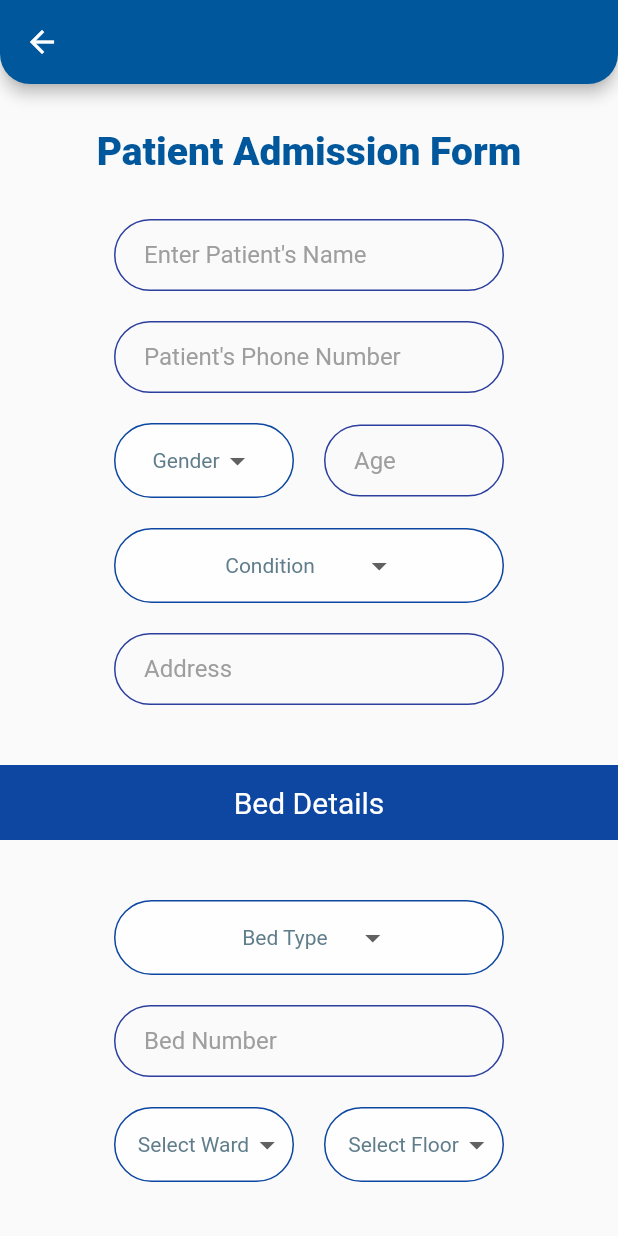
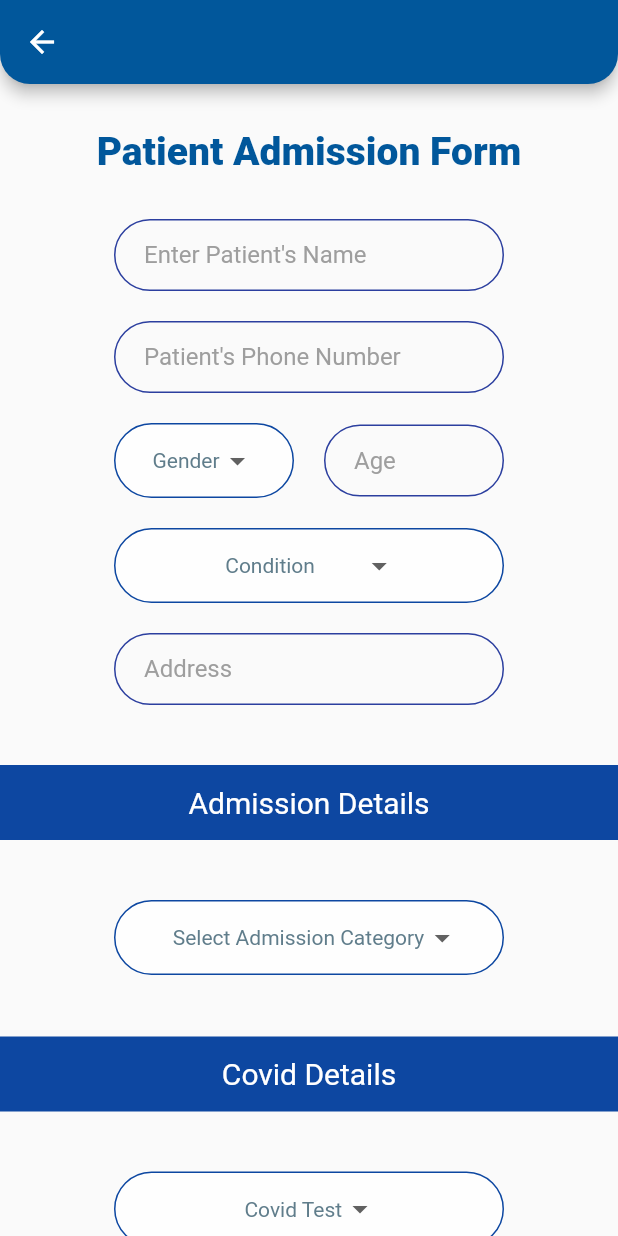
Before and after one commit to kecians/Covid-Data-Hub, a Flutter app: the AddPatient screen opened directly, on a phone screen of 412 x 824 dp. Run offline on Flutter 3.47's test engine with Material 2 defaults, Android fonts, the phone set to English and light mode, and no system bars; drawn by our look-alikes of flutter_progress_hud; our stand-ins replace animated_text_kit, carousel_pro, cool_alert, date_field, flutter_spinkit, flutter_svg and 2 more; missing offline and left inert: top_sheet; accounts and stored records are empty; network calls fail.

Commit message:
Final Changes made .. Home Isolation Added

```diff
--- a/lib/Model/HoriTab.dart
+++ b/lib/Model/HoriTab.dart
@@ -1,5 +1,7 @@
 import 'package:flutter/material.dart';
 import 'package:patient_status_app/Components/RoundButton.dart';
+import 'package:patient_status_app/MainHome.dart';
+import 'package:patient_status_app/Model/LoadingScreenHome.dart';
 import 'package:patient_status_app/Screens/Home.dart';
 import 'package:patient_status_app/Screens/PatientList.dart';
 import 'package:patient_status_app/Screens/Status.dart';
@@ -49,7 +51,7 @@ class _HoritabState extends State<Horitab> {
                     RoundButton(color: Colors.lightBlue[900],text: "Logout",textColor: Colors.white,
                     width: 120, onpress: ()async{ preferences = await SharedPreferences.getInstance();
               preferences.setBool('isLoggedIn', false);
-              Navigator.pushNamedAndRemoveUntil(context,Home.id, (route) => false);},
+              Navigator.pushNamedAndRemoveUntil(context, LoadingScreenHome.id, (route) => false);},
                     )
                   ],
                 ),
--- a/lib/Model/Networking.dart
+++ b/lib/Model/Networking.dart
@@ -42,7 +42,9 @@ class Networking{
       "active" : dec['alloted_beds']['total'],
       "migrated" : dec['patient_status']['migrated'],
       "recovered" : dec['patient_status']['recovered'],
-      "death" : dec ['patient_status']['death']
+      "death" : dec ['patient_status']['death'],
+      "home_isolated" : dec['patient_status']['home_isolated']
+
     };
     return data;
   }
@@ -90,8 +92,12 @@ class Networking{
 
 
   Future<dynamic> AddPatient(_token,name,age,gender,bed_cat,bedNo,phno,condition,address,
-      ward,floor,isTested,testType,testResult,isVaccinated,nameVaccine,numDose,frstDate,secDate,remark) async
+      ward,floor,isTested,testType,testResult,isVaccinated,nameVaccine,numDose,frstDate,secDate,remark,admissionType) async
   {
+    String admission;
+    if(admissionType == 'Home Isolation'){admission = 'H';}
+    else if(admissionType == 'Hospitalization'){admission = 'A';}
+
     String cond;
     if(condition == 'Asymptomatic') { cond = "1";}
     else if(condition == 'Mild') {cond = "2";}
@@ -182,9 +188,12 @@ class Networking{
     if( isVaccinated == 'Yes'){isVac = true;}
     else if(isVaccinated == 'No'){isVac = false; vaccineState = null;}
 
-    var patBed = {
-      'bed_number' : bedNo, 'bed_category': bedCat, 'ward':ward,'floor':floor
-    };
+    var patBed;
+   if(admission == 'H'){ patBed ={};}
+   else if(admission == 'A'){patBed = {
+     'bed_number' : bedNo, 'bed_category': bedCat, 'ward':ward,'floor':floor
+   };}
+
      var covidTest = {
   'is_tested' : isTest,
   'type' : testTyp,
@@ -196,7 +205,7 @@ class Networking{
 
     var eData = {
       "name":name,"age":age, "gender": gender,"contact_number":phno,
-      "health_condition":cond,"address":address,"covid_status":covidSta,"remark":remark,
+      "health_condition":cond,"address":address,"covid_status":covidSta,"remark":remark,'patient_status' : admission,
       'patient_bed': patBed, 'patient_covid_test' : covidTest , 'patient_vaccine_status' : vacStat
     };
 
@@ -287,7 +296,7 @@ class Networking{
     }
     var response = await http.post(Uri.parse(url),headers: {
       'content-type':'application/json',},body: jsonEncode({'patient_id':id,'bed_category':bedtp,'bed_number':bedno
-      ,'ward':ward,'floor':floor
+      ,'ward':ward,'floor':floor,
       }));
 
     var res = jsonDecode(response.body);
--- a/lib/Screens/Home.dart
+++ b/lib/Screens/Home.dart
@@ -39,8 +39,9 @@ class _HomeState extends State<Home> {
         bottomNavigationBar: Container(
           height: 30,
           color: Colors.black,
-          child: Center(child: Text("@Copyright @2021 All rights reserved",
-            style: TextStyle(color: Colors.white,fontSize: 12),),),
+          child: Center(child: Text("Developed by Ayush Bisht | Prashant Pandey | Shubham Tripathi BTKIT Dwarahat",
+            textAlign: TextAlign.center,
+            style: TextStyle(color: Colors.white,fontSize: 12,),),),
         ),
         body: ProgressHUD(
           child: Builder(
--- a/lib/Screens/Patient/AddPatient.dart
+++ b/lib/Screens/Patient/AddPatient.dart
@@ -24,7 +24,7 @@ class _AddPatientState extends State<AddPatient> {
   String dropdownValue1 = "Gender",
       dropdownValue2 = "Bed Type",
       dropdownValue3 = "Condition",dropdownValue4="Covid Test",
-      dropdownValue5 = "Test Type",dropdownValue6 = "Test Result",
+      dropdownValue5 = "Test Type",dropdownValue6 = "Test Result",admissionType= "Select Admission Category",
      dropdownValue7 = "Vaccination",dropdownValue8= "Vaccine Status",floor="Select Floor",wardValue="Select Ward",vaccineName="Name of Vaccine";
   String name,number,age,bedNo,address,remark;
   @override
@@ -80,10 +80,14 @@ class _AddPatientState extends State<AddPatient> {
                     SizedBox(height: 40),
                     Container(
                       width: double.infinity,
+
                       height: 50,color: Colors.blue[900],
-                      child: Center(child: Text('Bed Details',style: TextStyle(color: Colors.white,fontSize: 20),)),
+                      child: Center(child: Text('Admission Details',style: TextStyle(color: Colors.white,fontSize: 20),)),
                     ),
                     SizedBox(height: 40,),
+                    DropDown12(),
+                    admissionType == 'Hospitalization'? Column(children: [
+                      SizedBox(height: 20,),
                       DropDown2(),
                       SizedBox(height: 20,),
                       MyTextField(text: 'Bed Number',
@@ -99,6 +103,7 @@ class _AddPatientState extends State<AddPatient> {
                           DropDown11()
                         ],
                       ),
+                    ],): SizedBox(height: 1,),
                     SizedBox(height: 40,),
                     Container(
                       width: double.infinity,
@@ -166,7 +171,7 @@ class _AddPatientState extends State<AddPatient> {
                         var res = await instance.AddPatient(widget.token, name, age,dropdownValue1,
                             dropdownValue2, bedNo, number,dropdownValue3, address, wardValue, floor,
                             dropdownValue4,dropdownValue5,dropdownValue6, dropdownValue7, vaccineName,
-                            dropdownValue8, selectedDate1, selectedDate2,remark);
+                            dropdownValue8, selectedDate1, selectedDate2,remark,admissionType);
                         if(res == 201)
                         { showToast(context, "Patient added Successfully");
                           Navigator.pushAndRemoveUntil(context,MaterialPageRoute(builder: (context)=>Loading_Screen()), (route) => false);
@@ -536,6 +541,36 @@ class _AddPatientState extends State<AddPatient> {
 
     );
   }
+  Container DropDown12() {
+    return Container(width: 260,padding: EdgeInsets.only(left: 10),
+      child: Center(
+        child: DropdownButton<String>(
+          underline: Container(height: 0,),
+          value: admissionType,
+          icon: const Icon(Icons.arrow_drop_down_sharp),
+          iconSize: 24,
+          style: const TextStyle(color: Colors.blueGrey),
+          onChanged: (String newValue) {
+            setState(() {
+              admissionType = newValue;
+            });
+          },
+          items: <String>['Select Admission Category','Hospitalization','Home Isolation']
+              .map<DropdownMenuItem<String>>((String value) {
+            return DropdownMenuItem<String>(
+              value: value,
+              child: Text(value),
+            );
+          }).toList(),
+        ),
+      ),
+      decoration: BoxDecoration(borderRadius: BorderRadius.circular(30),
+          color: Colors.white70,
+          border: Border.all(color: Colors.blue[900])
+      ),
+
+    );
+  }
   Date1(){
     return Container(width: 260,
       child: DateField(
--- a/lib/Screens/PatientLogin.dart
+++ b/lib/Screens/PatientLogin.dart
@@ -26,8 +26,9 @@ class _PatientLoginState extends State<PatientLogin> {
           bottomNavigationBar: Container(
             height: 30,
             color: Colors.black,
-            child: Center(child: Text("@Copyright @2021 All rights reserved",
-              style: TextStyle(color: Colors.white,fontSize: 12),),),
+            child: Center(child: Text("Developed by Ayush Bisht | Prashant Pandey | Shubham Tripathi BTKIT Dwarahat",
+              textAlign: TextAlign.center,
+              style: TextStyle(color: Colors.white,fontSize: 12,),),),
           ),
           body: ProgressHUD(
             child: Builder(
```
Also changed, not shown: lib/Components/TodayStatusCard.dart (+6 -6 lines), lib/MainHome.dart (+11 -11 lines), lib/Screens/Patient/PatientDetails.dart (+8 -6 lines), lib/Screens/Status.dart (+4 -9 lines). Lines whose indentation alone changed are shown as unchanged.
